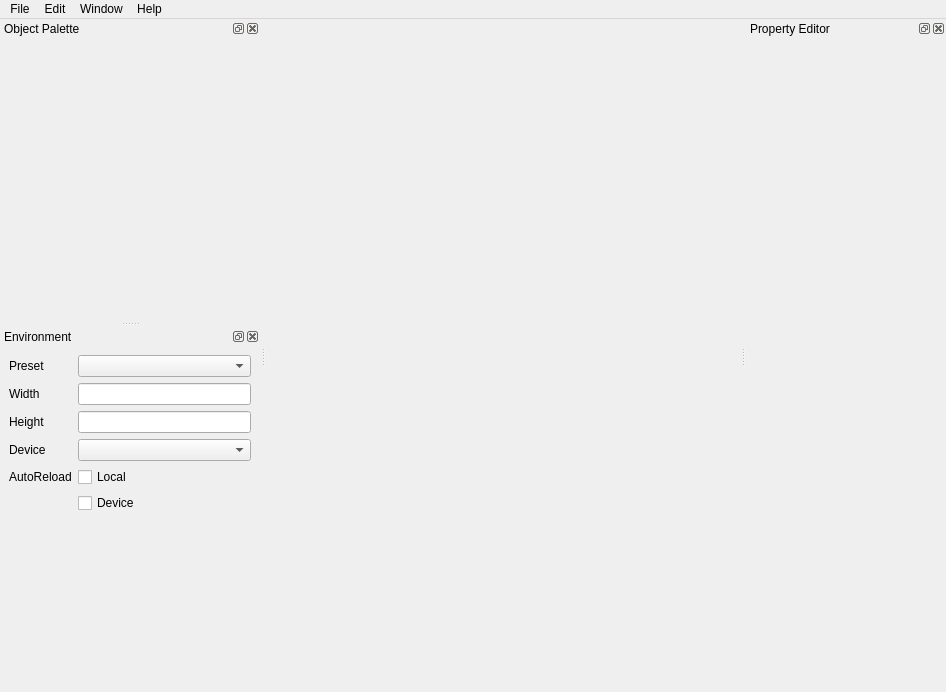
Vavius/moai-ide, file editor/mainWindow.ui: the form before one commit.
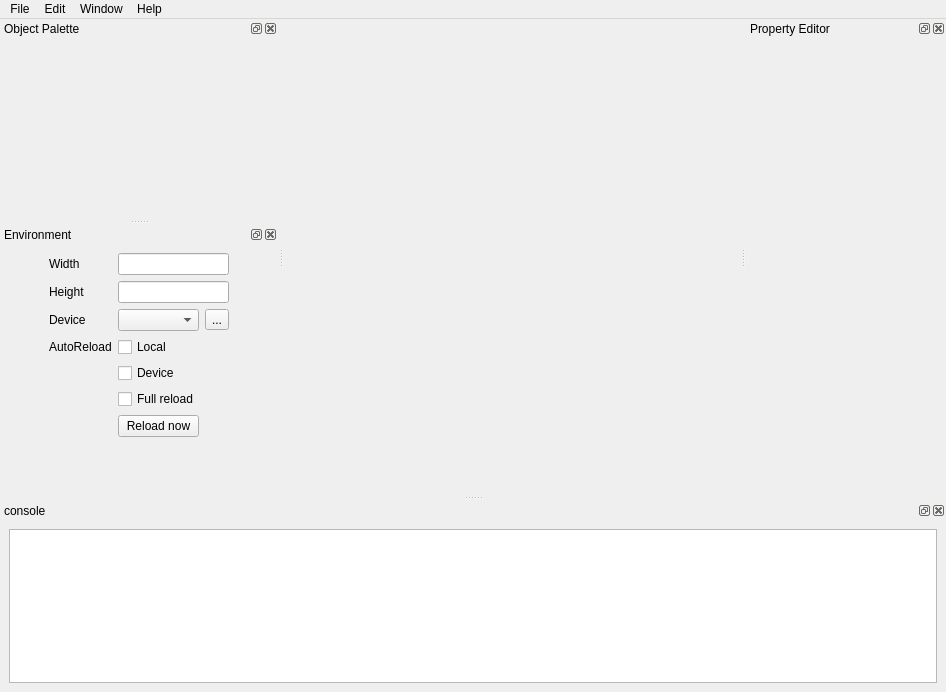
The form after the commit. Icons and pictures are not drawn.

Diff of the .ui file:
```diff
--- a/editor/mainWindow.ui
+++ b/editor/mainWindow.ui
@@ -120,8 +120,8 @@
   <widget class="QDockWidget" name="environmentSettings">
    <property name="minimumSize">
     <size>
-     <width>260</width>
-     <height>241</height>
+     <width>276</width>
+     <height>270</height>
     </size>
    </property>
    <property name="focusPolicy">
@@ -141,57 +141,33 @@
      <enum>Qt::LeftToRight</enum>
     </property>
     <layout class="QGridLayout" name="gridLayout">
-     <item row="0" column="1">
-      <widget class="QComboBox" name="resolutionPresetsList">
-       <property name="sizePolicy">
-        <sizepolicy hsizetype="Preferred" vsizetype="Fixed">
-         <horstretch>0</horstretch>
-         <verstretch>0</verstretch>
-        </sizepolicy>
+     <item row="2" column="0">
+      <spacer name="horizontalSpacer">
+       <property name="orientation">
+        <enum>Qt::Horizontal</enum>
        </property>
-       <property name="editable">
-        <bool>false</bool>
+       <property name="sizeHint" stdset="0">
+        <size>
+         <width>40</width>
+         <height>20</height>
+        </size>
        </property>
-      </widget>
+      </spacer>
      </item>
-     <item row="5" column="1">
-      <widget class="QCheckBox" name="deviceAutoreload">
-       <property name="layoutDirection">
-        <enum>Qt::LeftToRight</enum>
+     <item row="2" column="4">
+      <spacer name="horizontalSpacer_2">
+       <property name="orientation">
+        <enum>Qt::Horizontal</enum>
        </property>
-       <property name="text">
-        <string>Device</string>
+       <property name="sizeHint" stdset="0">
+        <size>
+         <width>40</width>
+         <height>20</height>
+        </size>
        </property>
-      </widget>
+      </spacer>
      </item>
-     <item row="3" column="0">
-      <widget class="QLabel" name="label_4">
-       <property name="text">
-        <string>Device</string>
-       </property>
-      </widget>
-     </item>
-     <item row="4" column="1">
-      <widget class="QCheckBox" name="localAutoreload">
-       <property name="layoutDirection">
-        <enum>Qt::LeftToRight</enum>
-       </property>
-       <property name="text">
-        <string>Local</string>
-       </property>
-      </widget>
-     </item>
-     <item row="1" column="1">
-      <widget class="QLineEdit" name="widthEdit">
-       <property name="focusPolicy">
-        <enum>Qt::StrongFocus</enum>
-       </property>
-      </widget>
-     </item>
-     <item row="3" column="1">
-      <widget class="QComboBox" name="availableDevicesList"/>
-     </item>
-     <item row="2" column="1">
+     <item row="1" column="2" colspan="2">
       <widget class="QLineEdit" name="heightEdit">
        <property name="sizePolicy">
         <sizepolicy hsizetype="Expanding" vsizetype="Fixed">
@@ -210,35 +186,81 @@
        </property>
       </widget>
      </item>
-     <item row="0" column="0">
-      <widget class="QLabel" name="label">
+     <item row="2" column="1">
+      <widget class="QLabel" name="label_4">
        <property name="text">
-        <string>Preset</string>
+        <string>Device</string>
        </property>
       </widget>
      </item>
-     <item row="1" column="0">
-      <widget class="QLabel" name="label_2">
-       <property name="text">
-        <string>Width</string>
-       </property>
-      </widget>
+     <item row="2" column="2">
+      <widget class="QComboBox" name="availableDevicesList"/>
      </item>
-     <item row="2" column="0">
-      <widget class="QLabel" name="label_3">
+     <item row="2" column="3">
+      <widget class="QToolButton" name="updateDevicesBtn">
+       <property name="autoFillBackground">
+        <bool>false</bool>
+       </property>
        <property name="text">
-        <string>Height</string>
+        <string>...</string>
        </property>
+       <property name="icon">
+        <iconset>
+         <normalon>:/icon/resources/reload.png</normalon>
+        </iconset>
+       </property>
+       <property name="iconSize">
+        <size>
+         <width>16</width>
+         <height>16</height>
+        </size>
+       </property>
+       <property name="autoRaise">
+        <bool>false</bool>
+       </property>
       </widget>
      </item>
-     <item row="4" column="0">
+     <item row="3" column="1">
       <widget class="QLabel" name="label_5">
        <property name="text">
         <string>AutoReload</string>
        </property>
       </widget>
      </item>
-     <item row="6" column="1">
+     <item row="3" column="2">
+      <widget class="QCheckBox" name="localAutoreload">
+       <property name="focusPolicy">
+        <enum>Qt::TabFocus</enum>
+       </property>
+       <property name="layoutDirection">
+        <enum>Qt::LeftToRight</enum>
+       </property>
+       <property name="text">
+        <string>Local</string>
+       </property>
+      </widget>
+     </item>
+     <item row="4" column="2">
+      <widget class="QCheckBox" name="deviceAutoreload">
+       <property name="focusPolicy">
+        <enum>Qt::TabFocus</enum>
+       </property>
+       <property name="layoutDirection">
+        <enum>Qt::LeftToRight</enum>
+       </property>
+       <property name="text">
+        <string>Device</string>
+       </property>
+      </widget>
+     </item>
+     <item row="6" column="2">
+      <widget class="QPushButton" name="reloadNowBtn">
+       <property name="text">
+        <string>Reload now</string>
+       </property>
+      </widget>
+     </item>
+     <item row="7" column="2">
       <spacer name="verticalSpacer">
        <property name="orientation">
         <enum>Qt::Vertical</enum>
@@ -251,6 +273,67 @@
        </property>
       </spacer>
      </item>
+     <item row="0" column="1">
+      <widget class="QLabel" name="label_2">
+       <property name="text">
+        <string>Width</string>
+       </property>
+      </widget>
+     </item>
+     <item row="0" column="2" colspan="2">
+      <widget class="QLineEdit" name="widthEdit">
+       <property name="focusPolicy">
+        <enum>Qt::StrongFocus</enum>
+       </property>
+      </widget>
+     </item>
+     <item row="1" column="1">
+      <widget class="QLabel" name="label_3">
+       <property name="text">
+        <string>Height</string>
+       </property>
+      </widget>
+     </item>
+     <item row="5" column="2">
+      <widget class="QCheckBox" name="fullAutoreload">
+       <property name="text">
+        <string>Full reload</string>
+       </property>
+      </widget>
+     </item>
+    </layout>
+    <zorder>deviceAutoreload</zorder>
+    <zorder>localAutoreload</zorder>
+    <zorder>heightEdit</zorder>
+    <zorder>label_2</zorder>
+    <zorder>label_3</zorder>
+    <zorder>label_5</zorder>
+    <zorder>widthEdit</zorder>
+    <zorder>reloadNowBtn</zorder>
+    <zorder>label_4</zorder>
+    <zorder>availableDevicesList</zorder>
+    <zorder>fullAutoreload</zorder>
+    <zorder>updateDevicesBtn</zorder>
+    <zorder>horizontalSpacer</zorder>
+    <zorder>horizontalSpacer_2</zorder>
+   </widget>
+  </widget>
+  <widget class="QDockWidget" name="consoleOutput">
+   <property name="windowTitle">
+    <string>console</string>
+   </property>
+   <attribute name="dockWidgetArea">
+    <number>8</number>
+   </attribute>
+   <widget class="QWidget" name="dockWidgetContents">
+    <layout class="QVBoxLayout" name="verticalLayout">
+     <item>
+      <widget class="QTextEdit" name="consoleTextBox">
+       <property name="readOnly">
+        <bool>true</bool>
+       </property>
+      </widget>
+     </item>
     </layout>
    </widget>
   </widget>
```
Left out of the diff: 138 changed lines with no effect on the pictures.
